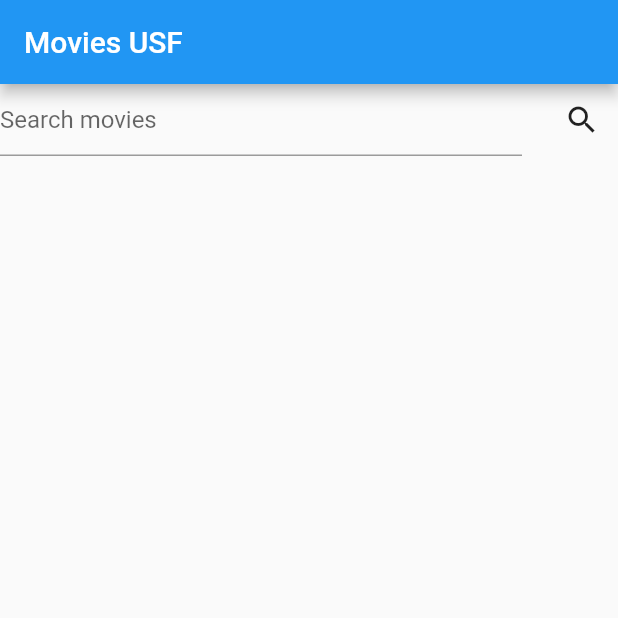
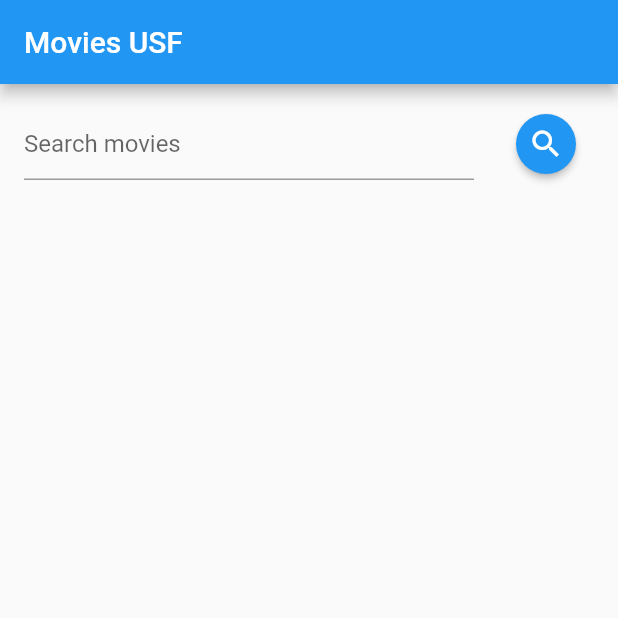
Before and after one commit to susonthapa/flutter_movies_usf, a Flutter app: the screen it shows after launch, on a phone screen of 412 x 824 dp, the top half of it. Run offline on Flutter 3.47's test engine with Material 2 defaults, Android fonts, the phone set to English and light mode, and no system bars; our stand-ins replace dio, flutter_dotenv, flutter_hooks, freezed_annotation, get_it, hooks_riverpod and 4 more; missing offline and left inert: fimber; generated files the repository leaves out were written again.

Commit message:
added loading, fixed text aligment

```diff
--- a/lib/presentation/home/home_page.dart
+++ b/lib/presentation/home/home_page.dart
@@ -3,6 +3,7 @@ import 'package:flutter/src/widgets/framework.dart';
 import 'package:flutter_hooks/flutter_hooks.dart';
 import 'package:hooks_riverpod/hooks_riverpod.dart';
 import 'package:movies_usf/di/injection.dart';
+import 'package:movies_usf/domain/content_status.dart';
 import 'package:movies_usf/domain/movie.dart';
 
 import 'home_vm.dart';
@@ -33,7 +34,10 @@ class HomePage extends HookWidget {
           final state = watch(_homeVMProvider).state;
           return Column(
             children: [
-              Row(
+              Container(
+                padding: EdgeInsets.only(left: 16, right: 16, top: 16),
+                child: Row(
+                  crossAxisAlignment: CrossAxisAlignment.center,
                   children: [
                     Expanded(
                       child: TextField(
@@ -46,13 +50,25 @@ class HomePage extends HookWidget {
                     SizedBox(
                       width: 16,
                     ),
-                  IconButton(
+                    ElevatedButton(
                       onPressed: () {
                         _vm(context).searchMovie(searchController.text);
                       },
-                    icon: Icon(Icons.search),
+                      style: ElevatedButton.styleFrom(
+                        shape: CircleBorder(),
+                        padding: EdgeInsets.all(8),
+                      ),
+                      child: Icon(Icons.search),
                     ),
                   ],
+                ),
+              ),
+              SizedBox(
+                height: 4,
+              ),
+              Visibility(
+                visible: state.contentStatus.status == DataStatus.loading,
+                child: LinearProgressIndicator(),
               ),
               SizedBox(
                 height: 8,
@@ -93,15 +109,21 @@ class MoviesItemWidget extends StatelessWidget {
           SizedBox(
             width: 16,
           ),
-          Column(
+          Expanded(
+            child: Column(
+              crossAxisAlignment: CrossAxisAlignment.start,
               children: [
                 Text(movie.title),
                 Text(movie.type),
                 SizedBox(
                   height: 8,
                 ),
-              Text(movie.year),
+                Align(
+                  alignment: Alignment.centerRight,
+                  child: Text(movie.year),
+                ),
               ],
+            ),
           ),
         ],
       ),
--- a/lib/presentation/home/home_vm.dart
+++ b/lib/presentation/home/home_vm.dart
@@ -26,8 +26,10 @@ class HomeViewModel extends BaseVM<HomeState> {
       movies.when(
         loading: () =>
             setState((s) => s.copyWith(contentStatus: ContentStatus.loading)),
-        content: (content) =>
-            setState((s) => s.copyWith(searchResult: content)),
+        content: (content) => setState((s) => s.copyWith(
+              searchResult: content,
+              contentStatus: ContentStatus.loaded,
+            )),
         error: (error) => setState(
           (s) => s.copyWith(
               searchResult: [], contentStatus: ContentStatus.error(error)),
```
Lines whose indentation alone changed are shown as unchanged.
